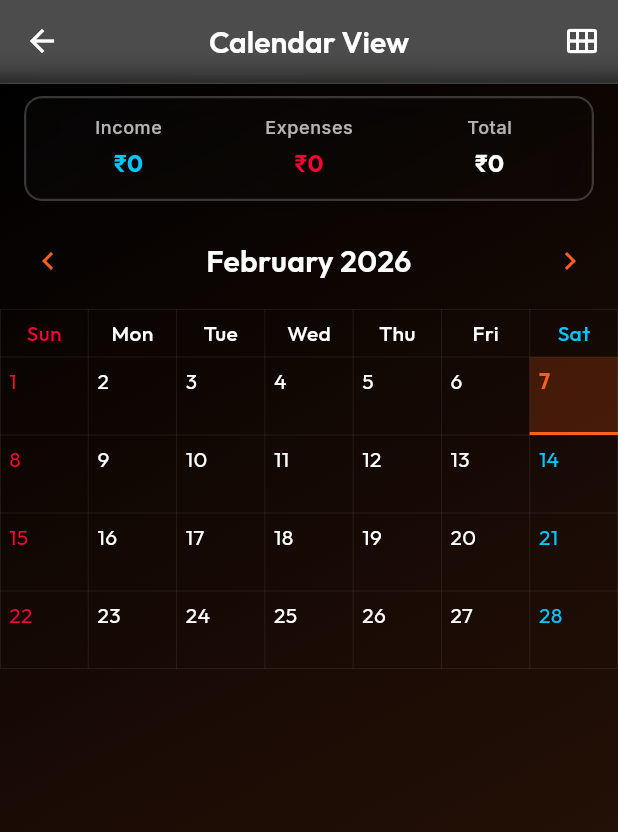
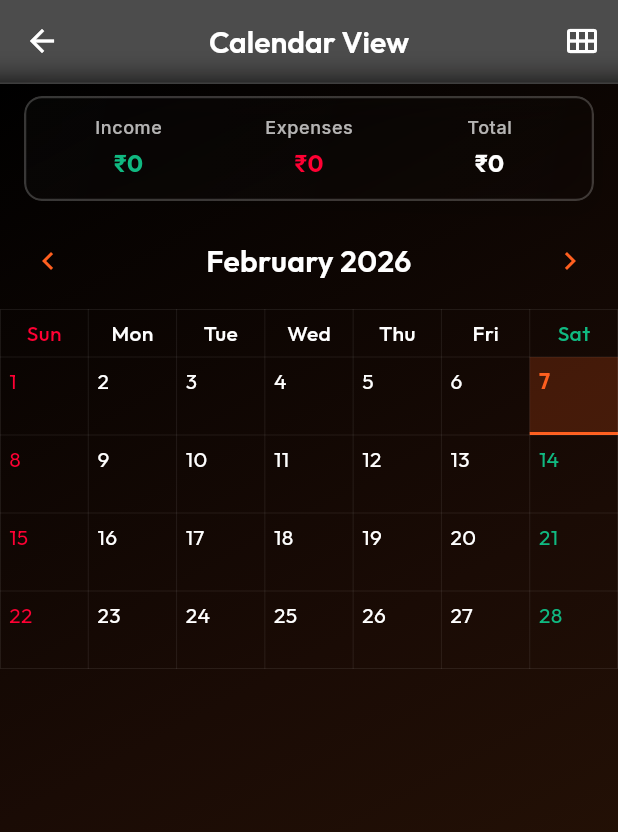
Before and after one commit to suraj-yadav0/money_manager, a Flutter app: the CalendarViewScreen screen opened directly, on a phone screen of 412 x 824 dp. Shown: the top 832 px of the screen. Run offline on Flutter 3.47's test engine with Material 3 defaults, Android fonts, the phone set to English and light mode, and no system bars; drawn by our look-alikes of table_calendar; our stand-ins replace drift, fl_chart, flutter_riverpod, google_fonts, image_picker, shared_preferences; accounts and stored records are empty; generated files the repository leaves out were written again.

Commit message:
style: Update calendar view's total income and Saturday colors to green, and add transaction save button color to orange.

```diff
--- a/lib/features/dashboard/screens/calendar_view_screen.dart
+++ b/lib/features/dashboard/screens/calendar_view_screen.dart
@@ -115,7 +115,7 @@ class CalendarViewScreen extends ConsumerWidget {
                             style: GoogleFonts.outfit(
                               fontSize: 16,
                               fontWeight: FontWeight.bold,
-                              color: AppTheme.chakraBlue,
+                              color: AppTheme.leafGreen,
                             ),
                           ),
                         ),
@@ -282,7 +282,7 @@ class CalendarViewScreen extends ConsumerWidget {
           final text = Formatters.dayOfWeek(day);
           Color color = Colors.white;
           if (day.weekday == DateTime.sunday) color = AppTheme.kuramaRed;
-          if (day.weekday == DateTime.saturday) color = AppTheme.chakraBlue;
+          if (day.weekday == DateTime.saturday) color = AppTheme.leafGreen;
 
           return Center(
             child: Text(
@@ -353,7 +353,7 @@ class CalendarViewScreen extends ConsumerWidget {
     } else if (date.weekday == DateTime.sunday) {
       dayTextColor = AppTheme.kuramaRed;
     } else if (date.weekday == DateTime.saturday) {
-      dayTextColor = AppTheme.chakraBlue;
+      dayTextColor = AppTheme.leafGreen;
     }
 
     return Container(
@@ -397,7 +397,7 @@ class CalendarViewScreen extends ConsumerWidget {
                   style: GoogleFonts.outfit(
                     fontSize: 10,
                     fontWeight: FontWeight.w600,
-                    color: AppTheme.chakraBlue,
+                    color: AppTheme.leafGreen,
                   ),
                 ),
               ),
--- a/lib/features/transactions/screens/add_transaction_screen.dart
+++ b/lib/features/transactions/screens/add_transaction_screen.dart
@@ -398,7 +398,7 @@ class _AddTransactionScreenState extends ConsumerState<AddTransactionScreen> {
                     'Save',
                     style: GoogleFonts.outfit(
                       fontWeight: FontWeight.w600,
-                      color: AppTheme.chakraBlue,
+                      color: AppTheme.narutoOrange,
                     ),
                   ),
           ),
```
